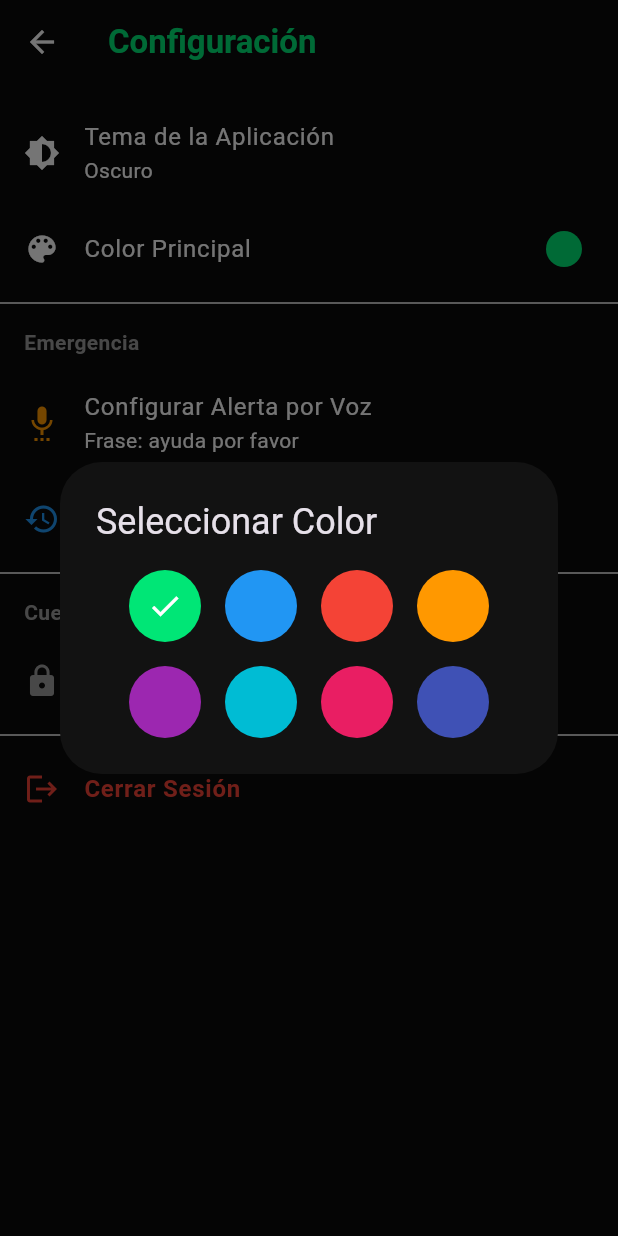
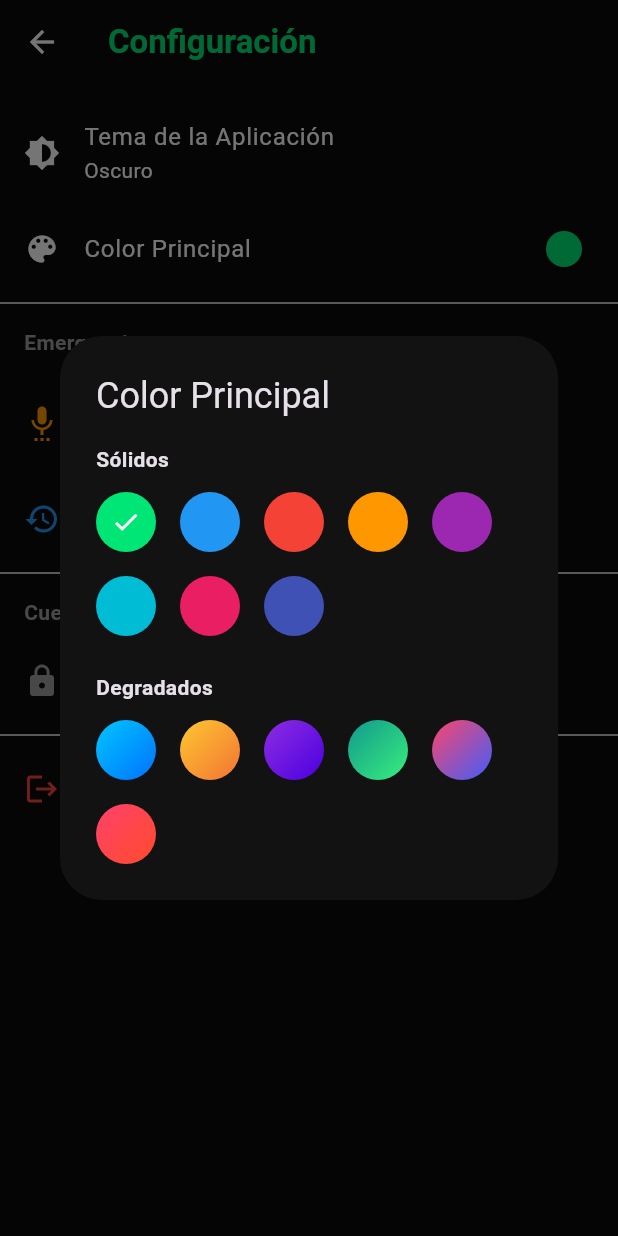
Before and after one commit to victorcarrillodev/walkie-sos-app, a Flutter app: the SettingsScreen screen opened directly, after a tap on "Color Principal", on a phone screen of 412 x 824 dp. Run offline on Flutter 3.47's test engine with Material 3 defaults, Android fonts, the phone set to English and light mode, and no system bars; our stand-ins replace audioplayers, dio, flutter_map, geolocator, latlong2, permission_handler and 4 more; missing offline and left inert: audio_session, flutter_background, flutter_overlay_window, flutter_webrtc, record; accounts and stored records are empty; network calls fail.

Commit message:
feat(gradient): se agregan gradientes

```diff
--- a/lib/core/providers/theme_provider.dart
+++ b/lib/core/providers/theme_provider.dart
@@ -4,14 +4,29 @@ import 'package:shared_preferences/shared_preferences.dart';
 class ThemeProvider extends ChangeNotifier {
   ThemeMode _themeMode = ThemeMode.dark;
   Color _primaryColor = const Color(0xFF00E676);
+  List<Color>? _primaryGradientColors;
 
-  ThemeProvider({ThemeMode? initialThemeMode, Color? initialPrimaryColor}) {
+  ThemeProvider({
+    ThemeMode? initialThemeMode,
+    Color? initialPrimaryColor,
+    List<Color>? initialPrimaryGradientColors,
+  }) {
     if (initialThemeMode != null) _themeMode = initialThemeMode;
     if (initialPrimaryColor != null) _primaryColor = initialPrimaryColor;
+    if (initialPrimaryGradientColors != null) _primaryGradientColors = initialPrimaryGradientColors;
   }
 
   ThemeMode get themeMode => _themeMode;
   Color get primaryColor => _primaryColor;
+
+  Gradient? get primaryGradient {
+    if (_primaryGradientColors == null || _primaryGradientColors!.isEmpty) return null;
+    return LinearGradient(
+      colors: _primaryGradientColors!,
+      begin: Alignment.topLeft,
+      end: Alignment.bottomRight,
+    );
+  }
 
   Future<void> setThemeMode(ThemeMode mode) async {
     _themeMode = mode;
@@ -22,8 +37,20 @@ class ThemeProvider extends ChangeNotifier {
 
   Future<void> setPrimaryColor(Color color) async {
     _primaryColor = color;
+    _primaryGradientColors = null;
     notifyListeners();
     final prefs = await SharedPreferences.getInstance();
     await prefs.setInt('primaryColor', color.value);
+    await prefs.remove('primaryGradient');
+  }
+
+  Future<void> setPrimaryGradient(List<Color> colors) async {
+    if (colors.isEmpty) return;
+    _primaryGradientColors = colors;
+    _primaryColor = colors.first;
+    notifyListeners();
+    final prefs = await SharedPreferences.getInstance();
+    await prefs.setString('primaryGradient', colors.map((c) => c.value.toString()).join(','));
+    await prefs.setInt('primaryColor', _primaryColor.value);
   }
 }
--- a/lib/features/settings/screens/settings_screen.dart
+++ b/lib/features/settings/screens/settings_screen.dart
@@ -36,9 +36,14 @@ class SettingsScreen extends StatelessWidget {
           ListTile(
             leading: const Icon(Icons.color_lens),
             title: const Text('Color Principal'),
-            trailing: CircleAvatar(
-              backgroundColor: themeProvider.primaryColor,
-              radius: 12,
+            trailing: Container(
+              width: 24,
+              height: 24,
+              decoration: BoxDecoration(
+                shape: BoxShape.circle,
+                color: themeProvider.primaryGradient == null ? themeProvider.primaryColor : null,
+                gradient: themeProvider.primaryGradient,
+              ),
             ),
             onTap: () => _showColorDialog(context, themeProvider),
           ),
@@ -122,8 +127,7 @@ class SettingsScreen extends StatelessWidget {
   }
 
   void _showColorDialog(BuildContext context, ThemeProvider provider) {
-// ... existing color dialog ...
-    final colors = [
+    final solidColors = [
       const Color(0xFF00E676),
       const Color(0xFF2196F3),
       const Color(0xFFF44336), // Rojo
@@ -134,16 +138,32 @@ class SettingsScreen extends StatelessWidget {
       const Color(0xFF3F51B5), // Indigo
     ];
 
+    final gradients = [
+      [const Color(0xFF00C6FF), const Color(0xFF0072FF)], // Blue
+      [const Color(0xFFFDC830), const Color(0xFFF37335)], // Orange
+      [const Color(0xFF8E2DE2), const Color(0xFF4A00E0)], // Purple
+      [const Color(0xFF11998E), const Color(0xFF38EF7D)], // Green
+      [const Color(0xFFFC466B), const Color(0xFF3F5EFB)], // Pink-Blue
+      [const Color(0xFFFF416C), const Color(0xFFFF4B2B)], // Red
+    ];
+
     showDialog(
       context: context,
       builder: (_) => AlertDialog(
-        title: const Text('Seleccionar Color'),
-        content: Wrap(
+        title: const Text('Color Principal'),
+        content: SingleChildScrollView(
+          child: Column(
+            mainAxisSize: MainAxisSize.min,
+            crossAxisAlignment: CrossAxisAlignment.start,
+            children: [
+              const Text('Sólidos', style: TextStyle(fontWeight: FontWeight.bold)),
+              const SizedBox(height: 12),
+              Wrap(
                 spacing: 16,
                 runSpacing: 16,
-          alignment: WrapAlignment.center,
-          children: colors.map((color) {
-            final isSelected = provider.primaryColor.value == color.value;
+                alignment: WrapAlignment.start,
+                children: solidColors.map((color) {
+                  final isSelected = provider.primaryGradient == null && provider.primaryColor.value == color.value;
                   return GestureDetector(
                     onTap: () {
                       provider.setPrimaryColor(color);
@@ -151,11 +171,44 @@ class SettingsScreen extends StatelessWidget {
                     },
                     child: CircleAvatar(
                       backgroundColor: color,
-                radius: 24,
-                child: isSelected ? const Icon(Icons.check, color: Colors.white) : null,
+                      radius: 20,
+                      child: isSelected ? const Icon(Icons.check, color: Colors.white, size: 20) : null,
                     ),
                   );
                 }).toList(),
+              ),
+              const SizedBox(height: 24),
+              const Text('Degradados', style: TextStyle(fontWeight: FontWeight.bold)),
+              const SizedBox(height: 12),
+              Wrap(
+                spacing: 16,
+                runSpacing: 16,
+                alignment: WrapAlignment.start,
+                children: gradients.map((gradColors) {
+                  final isSelected = provider.primaryGradient != null && provider.primaryColor.value == gradColors.first.value;
+                  return GestureDetector(
+                    onTap: () {
+                      provider.setPrimaryGradient(gradColors);
+                      Navigator.pop(context);
+                    },
+                    child: Container(
+                      width: 40,
+                      height: 40,
+                      decoration: BoxDecoration(
+                        shape: BoxShape.circle,
+                        gradient: LinearGradient(
+                          colors: gradColors,
+                          begin: Alignment.topLeft,
+                          end: Alignment.bottomRight,
+                        ),
+                      ),
+                      child: isSelected ? const Icon(Icons.check, color: Colors.white, size: 20) : null,
+                    ),
+                  );
+                }).toList(),
+              ),
+            ],
+          ),
         ),
       ),
     );
```
Also changed, not shown: lib/core/utils/gradient_extension.dart (added, +18 -0 lines), lib/features/contacts/screens/contacts_screen.dart (+18 -7 lines), lib/features/groups/screens/groups_screen.dart (+20 -14 lines), lib/features/recents/screens/recents_screen.dart (+4 -4 lines), lib/main.dart (+12 -0 lines). Lines whose indentation alone changed are shown as unchanged.
